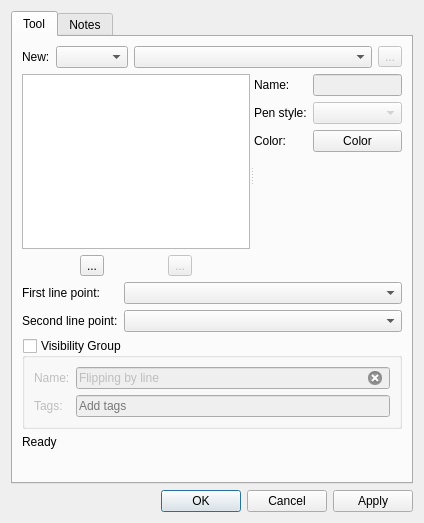
The window that src/libs/vtools/dialogs/tools/dialogflippingbyline.ui (equinox-patterns/Ostara) describes before a commit, drawn with Qt 5.
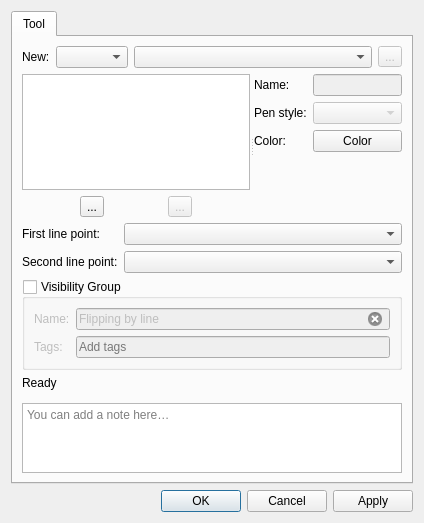
The same window after the commit. Icons and pictures are not drawn. Custom widgets are drawn as their Qt base class.

Commit message: Dialog tools : notes → Tool, onglet Point, base point retiré

What changed in the file:
```diff
--- a/src/libs/vtools/dialogs/tools/dialogflippingbyline.ui
+++ b/src/libs/vtools/dialogs/tools/dialogflippingbyline.ui
@@ -276,27 +276,43 @@
         </widget>
        </item>
        <item>
-        <spacer name="verticalSpacer">
-         <property name="orientation">
-          <enum>Qt::Orientation::Vertical</enum>
+        <layout class="QHBoxLayout" name="notesSeparatorLayout">
+         <property name="leftMargin">
+          <number>33</number>
          </property>
-         <property name="sizeHint" stdset="0">
-          <size>
-           <width>20</width>
-           <height>40</height>
-          </size>
+         <property name="rightMargin">
+          <number>33</number>
          </property>
-        </spacer>
+         <item>
+          <widget class="QFrame" name="notesSeparator">
+           <property name="minimumSize">
+            <size>
+             <width>0</width>
+             <height>1</height>
+            </size>
+           </property>
+           <property name="maximumSize">
+            <size>
+             <width>16777215</width>
+             <height>1</height>
+            </size>
+           </property>
+          </widget>
+         </item>
+        </layout>
        </item>
-      </layout>
-     </widget>
-     <widget class="QWidget" name="tab_2">
-      <attribute name="title">
-       <string>Notes</string>
-      </attribute>
-      <layout class="QVBoxLayout" name="verticalLayout_3">
        <item>
-        <widget class="QPlainTextEdit" name="plainTextEditToolNotes"/>
+        <widget class="QPlainTextEdit" name="plainTextEditToolNotes">
+         <property name="placeholderText">
+          <string>You can add a note here…</string>
+         </property>
+         <property name="maximumSize">
+          <size>
+           <width>16777215</width>
+           <height>100</height>
+          </size>
+         </property>
+        </widget>
        </item>
       </layout>
      </widget>
```
The commit also changes 77 other files.
